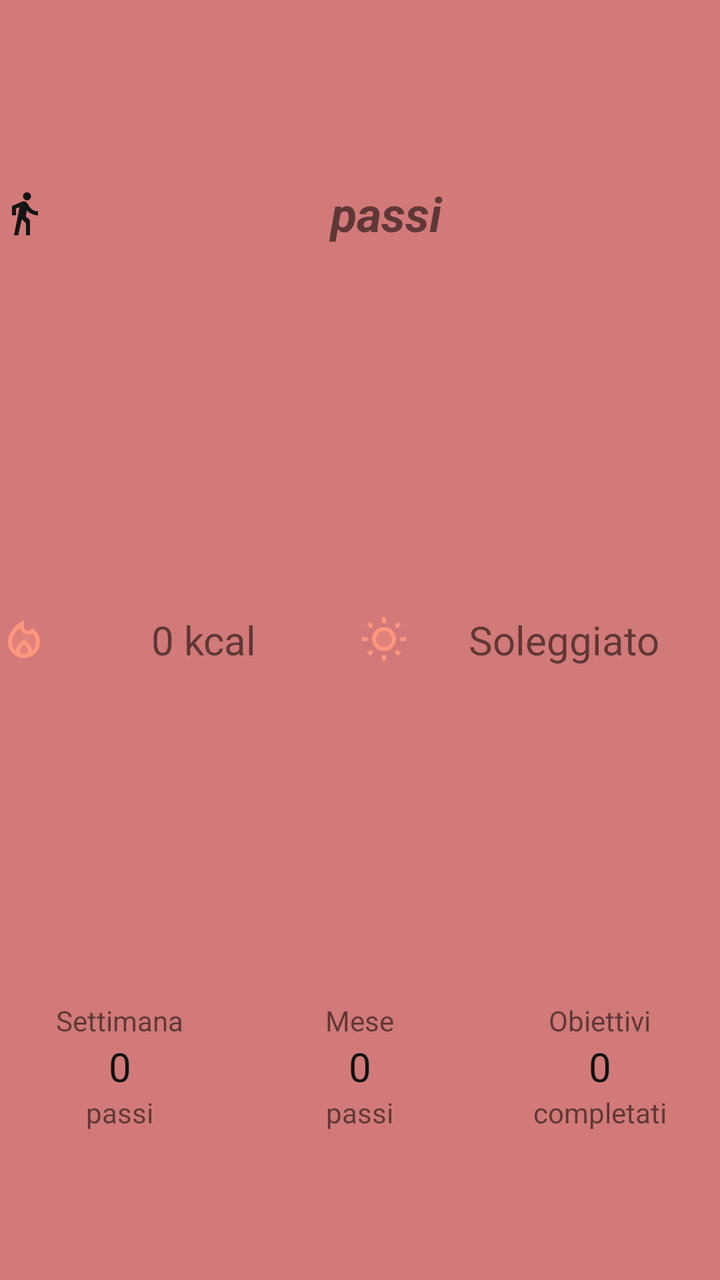
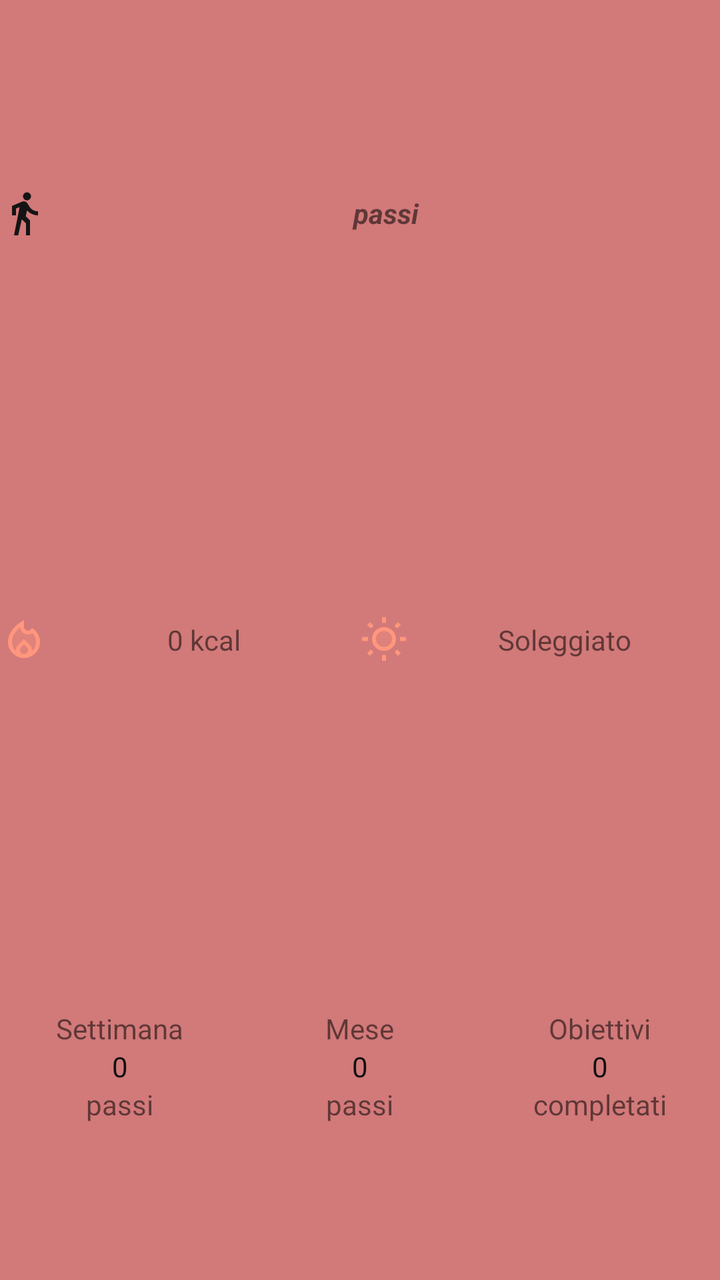

Compare the two renders of this Android layout. The source of the first and the diff that turns it into the second are given below.
<!-- AndroidManifest.xml: application theme Theme.Passi -->
<!-- res/layout/widget_layout_large.xml -->
<?xml version="1.0" encoding="utf-8"?>
<LinearLayout xmlns:android="http://schemas.android.com/apk/res/android"
    android:layout_width="match_parent"
    android:layout_height="match_parent"
    android:orientation="vertical"
    android:background="@color/light_black">

    <TextView
        android:id="@+id/textView8"
        android:layout_width="match_parent"
        android:layout_height="0dp"
        android:layout_weight="1"
        android:drawableLeft="@drawable/walk_black"
        android:drawablePadding="2sp"
        android:gravity="center"
        android:text="@string/passi"
        android:textSize="24sp"
        android:textStyle="bold|italic"
        android:typeface="normal" />

    <LinearLayout
        android:layout_width="match_parent"
        android:layout_height="0dp"
        android:layout_weight="1"
        android:orientation="horizontal">

        <TextView
            android:id="@+id/textView9"
            android:layout_width="0dp"
            android:layout_height="match_parent"
            android:layout_weight="1"
            android:drawableLeft="@drawable/fire"
            android:text="@string/calorie"
            android:textSize="20sp"
            android:gravity="center"
            android:layout_marginRight="-110dp" />

        <TextView
            android:id="@+id/textView10"
            android:layout_width="0dp"
            android:layout_height="match_parent"
            android:layout_weight="1"
            android:layout_marginStart="110dp"
            android:drawableLeft="@drawable/sunny"
            android:text="@string/meteoSole"
            android:gravity="center"
            android:textSize="20sp" />


    </LinearLayout>

    <LinearLayout
        android:layout_width="match_parent"
        android:layout_height="0dp"
        android:layout_weight="1"
        android:gravity="center"
        android:textSize="20sp">
        <LinearLayout
            android:layout_width="0dp"
            android:layout_height="wrap_content"
            android:layout_weight="1"
            android:orientation="vertical"
            android:gravity="center">
            <TextView
                android:layout_width="wrap_content"
                android:layout_height="wrap_content"
                android:text="@string/settimana"/>
            <TextView
                android:id="@+id/mediaPassiSettimana"
                android:layout_width="wrap_content"
                android:layout_height="wrap_content"
                android:text="@string/passiOggi"
                android:textSize="20sp"
                android:textColor="@color/black" />
            <TextView
                android:id="@+id/mediaKmSettimana"
                android:layout_width="wrap_content"
                android:layout_height="wrap_content"
                android:text="@string/km"/>
        </LinearLayout>
        <LinearLayout
            android:layout_width="0dp"
            android:layout_height="wrap_content"
            android:layout_weight="1"
            android:orientation="vertical"
            android:gravity="center">
            <TextView
                android:layout_width="wrap_content"
                android:layout_height="wrap_content"
                android:text="@string/mese"/>
            <TextView
                android:id="@+id/mediaPassiMese"
                android:layout_width="wrap_content"
                android:layout_height="wrap_content"
                android:text="@string/passiOggi"
                android:textSize="20sp"
                android:textColor="@color/black" />
            <TextView
                android:id="@+id/mediaKmMese"
                android:layout_width="wrap_content"
                android:layout_height="wrap_content"
                android:text="@string/km"/>
        </LinearLayout>
        <LinearLayout
            android:layout_width="0dp"
            android:layout_height="wrap_content"
            android:layout_weight="1"
            android:orientation="vertical"
            android:gravity="center">
            <TextView
                android:layout_width="wrap_content"
                android:layout_height="wrap_content"
                android:text="@string/obiettivi"/>
            <TextView
                android:id="@+id/obiettiviRaggiunti"
                android:layout_width="wrap_content"
                android:layout_height="wrap_content"
                android:text="@string/passiOggi"
                android:textSize="20sp"
                android:textColor="@color/black" />
            <TextView
                android:id="@+id/obiettiviTotali"
                android:layout_width="wrap_content"
                android:layout_height="wrap_content"
                android:text="@string/obiettiviTot"/>
        </LinearLayout>
    </LinearLayout>


</LinearLayout>
<!-- resources referenced by this layout -->
<resources>
  <color name="black">#FF111111</color>
  <color name="light_black">#d27979</color>
  <!-- drawable sunny (drawable) -->
  <vector android:height="24sp" android:tint="#FF967D"
      android:viewportHeight="24" android:viewportWidth="24"
      android:width="24sp" xmlns:android="http://schemas.android.com/apk/res/android">
      <path android:fillAlpha="0.3"
          android:fillColor="@android:color/white"
          android:pathData="M12,7.5c-2.21,0 -4,1.79 -4,4s1.79,4 4,4 4,-1.79 4,-4 -1.79,-4 -4,-4z" android:strokeAlpha="0.3"/>
      <path android:fillColor="@android:color/white" android:pathData="M5.34,6.25l1.42,-1.41 -1.8,-1.79 -1.41,1.41zM1,10.5h3v2L1,12.5zM11,0.55h2L13,3.5h-2zM18.66,6.255l-1.41,-1.407 1.79,-1.79 1.406,1.41zM17.24,18.16l1.79,1.8 1.41,-1.41 -1.8,-1.79zM20,10.5h3v2h-3zM12,5.5c-3.31,0 -6,2.69 -6,6s2.69,6 6,6 6,-2.69 6,-6 -2.69,-6 -6,-6zM12,15.5c-2.21,0 -4,-1.79 -4,-4s1.79,-4 4,-4 4,1.79 4,4 -1.79,4 -4,4zM11,19.5h2v2.95h-2zM3.55,18.54l1.41,1.41 1.79,-1.8 -1.41,-1.41z"/>
  </vector>
  <!-- drawable walk_black (drawable) -->
  <vector android:autoMirrored="true" android:height="24dp"
      android:tint="#151414" android:viewportHeight="24"
      android:viewportWidth="24" android:width="24dp" xmlns:android="http://schemas.android.com/apk/res/android">
      <path android:fillColor="@android:color/white" android:pathData="M13.5,5.5c1.1,0 2,-0.9 2,-2s-0.9,-2 -2,-2 -2,0.9 -2,2 0.9,2 2,2zM9.8,8.9L7,23h2.1l1.8,-8 2.1,2v6h2v-7.5l-2.1,-2 0.6,-3C14.8,12 16.8,13 19,13v-2c-1.9,0 -3.5,-1 -4.3,-2.4l-1,-1.6c-0.4,-0.6 -1,-1 -1.7,-1 -0.3,0 -0.5,0.1 -0.8,0.1L6,8.3V13h2V9.6l1.8,-0.7"/>
  </vector>
  <string name="calorie">0 kcal</string>
  <string name="km">passi</string>
  <string name="mese">Mese</string>
  <string name="meteoSole">Soleggiato</string>
  <string name="obiettivi">Obiettivi</string>
  <string name="obiettiviTot">completati</string>
  <string name="passi">passi</string>
  <string name="passiOggi">0</string>
  <string name="settimana">Settimana</string>
  <style name="Theme.Passi" parent="Theme.MaterialComponents.DayNight.DarkActionBar">
          
          <item name="colorPrimary">@color/orange_500</item>
          <item name="colorPrimaryVariant">@color/orange_700</item>
          <item name="colorOnPrimary">@color/white</item>
          
          <item name="colorSecondary">@color/grey_300</item>
          <item name="colorSecondaryVariant">@color/grey_100</item>
          <item name="colorOnSecondary">@color/black</item>
          
          <item name="android:statusBarColor">?attr/colorPrimaryVariant</item>
          
      </style>
  <color name="orange_500">#FFFF7724</color>
  <color name="orange_700">#FFE64E1B</color>
  <color name="white">#FFFFFFFF</color>
  <color name="grey_300">#FFE5E5E5</color>
  <color name="grey_100">#FFF6F6F6</color>
  <!-- unchanged entries left out for length: 1 -->
</resources>

<!-- the commit's change to res/layout/widget_layout_large.xml (unified diff, before → after) -->
@@ -11,10 +11,10 @@
         android:layout_height="0dp"
         android:layout_weight="1"
         android:drawableLeft="@drawable/walk_black"
-        android:drawablePadding="2sp"
+        android:drawablePadding="2dp"
         android:gravity="center"
         android:text="@string/passi"
-        android:textSize="24sp"
+        android:textSize="@dimen/text_size_headline"
         android:textStyle="bold|italic"
         android:typeface="normal" />
 
@@ -31,7 +31,7 @@
             android:layout_weight="1"
             android:drawableLeft="@drawable/fire"
             android:text="@string/calorie"
-            android:textSize="20sp"
+            android:textSize="@dimen/text_size_subtitle"
             android:gravity="center"
             android:layout_marginRight="-110dp" />
 
@@ -44,7 +44,7 @@
             android:drawableLeft="@drawable/sunny"
             android:text="@string/meteoSole"
             android:gravity="center"
-            android:textSize="20sp" />
+            android:textSize="@dimen/text_size_subtitle" />
 
 
     </LinearLayout>
@@ -54,7 +54,7 @@
         android:layout_height="0dp"
         android:layout_weight="1"
         android:gravity="center"
-        android:textSize="20sp">
+        android:textSize="@dimen/text_size_subtitle">
         <LinearLayout
             android:layout_width="0dp"
             android:layout_height="wrap_content"
@@ -70,7 +70,7 @@
                 android:layout_width="wrap_content"
                 android:layout_height="wrap_content"
                 android:text="@string/passiOggi"
-                android:textSize="20sp"
+                android:textSize="@dimen/text_size_subtitle"
                 android:textColor="@color/black" />
             <TextView
                 android:id="@+id/mediaKmSettimana"
@@ -93,7 +93,7 @@
                 android:layout_width="wrap_content"
                 android:layout_height="wrap_content"
                 android:text="@string/passiOggi"
-                android:textSize="20sp"
+                android:textSize="@dimen/text_size_subtitle"
                 android:textColor="@color/black" />
             <TextView
                 android:id="@+id/mediaKmMese"
@@ -116,7 +116,7 @@
                 android:layout_width="wrap_content"
                 android:layout_height="wrap_content"
                 android:text="@string/passiOggi"
-                android:textSize="20sp"
+                android:textSize="@dimen/text_size_subtitle"
                 android:textColor="@color/black" />
             <TextView
                 android:id="@+id/obiettiviTotali"
